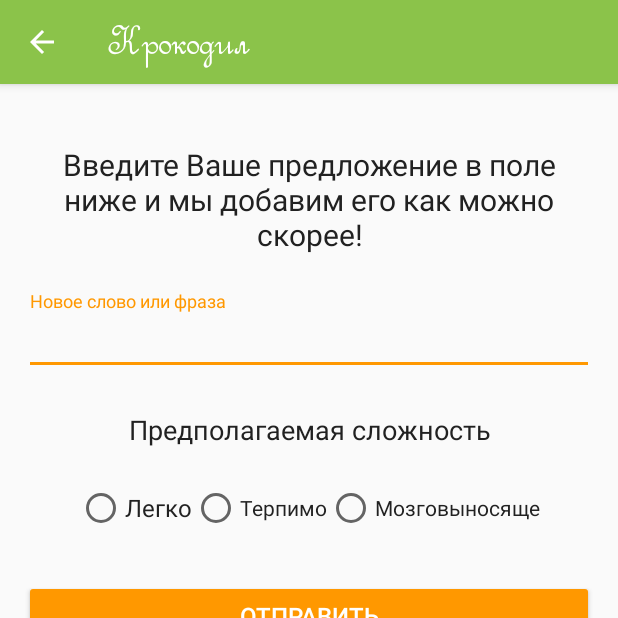
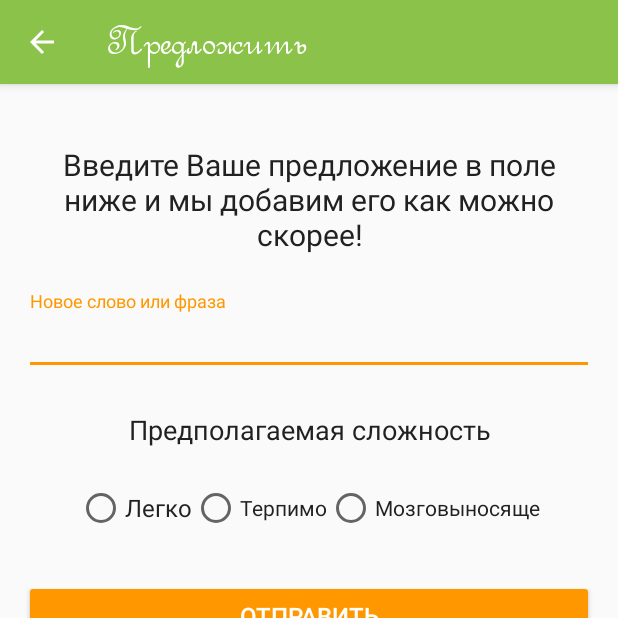
Before and after one commit to Rubickondev/crocodile, an Android app: the screen it shows after launch (SendActivity), in the side drawer, after a tap on "Предложить", on a phone screen of 412 x 824 dp, the top half of it. Run offline under Robolectric (Android 15) with nearby library versions, the phone set to English and light mode, and no system bars; our stand-ins replace ButterKnife, RxJava; libraries missing offline, so code that uses them is left out: io.realm, io.realm.rx; network calls fail.

Commit message:
change send activity title and add icon for single play

```diff
--- a/app/src/main/java/com/dev/rubickon/crocodile/screen/BaseActivity.java
+++ b/app/src/main/java/com/dev/rubickon/crocodile/screen/BaseActivity.java
@@ -4,7 +4,6 @@ import android.content.Intent;
 import android.graphics.Typeface;
 import android.os.Bundle;
 import android.os.Handler;
-import android.support.design.widget.AppBarLayout;
 import android.support.design.widget.NavigationView;
 import android.support.v4.view.GravityCompat;
 import android.support.v4.widget.DrawerLayout;
@@ -13,17 +12,13 @@ import android.support.v7.app.ActionBarDrawerToggle;
 import android.support.v7.app.AppCompatActivity;
 import android.support.v7.widget.Toolbar;
 import android.text.Spannable;
-import android.text.SpannableString;
 import android.text.SpannableStringBuilder;
-import android.text.style.TypefaceSpan;
 import android.view.Menu;
 import android.view.MenuItem;
 import android.view.SubMenu;
 import android.view.View;
-import android.widget.Button;
 import android.widget.TextView;
 import android.widget.Toast;
-
 
 import com.dev.rubickon.crocodile.R;
 import com.dev.rubickon.crocodile.screen.send.SendActivity;
@@ -130,6 +125,14 @@ public class BaseActivity extends AppCompatActivity {
         }
     }
 
+    protected void setParentBackArrow() {
+        if (getSupportActionBar() != null) {
+            getSupportActionBar().setDisplayHomeAsUpEnabled(true);
+            getSupportActionBar().setDisplayShowHomeEnabled(true);
+            mToolbar.setNavigationOnClickListener(v -> onBackPressed());
+        }
+    }
+
     @Override
     public void onBackPressed() {
         if (mDrawer.isDrawerOpen(GravityCompat.START)) {
--- a/app/src/main/java/com/dev/rubickon/crocodile/screen/phrase/PhraseActivity.java
+++ b/app/src/main/java/com/dev/rubickon/crocodile/screen/phrase/PhraseActivity.java
@@ -42,11 +42,7 @@ public class PhraseActivity extends BaseActivity implements CommonListView<Phras
         FrameLayout contentFrameLayout = (FrameLayout) findViewById(R.id.activity_content);
         getLayoutInflater().inflate(R.layout.activity_phrase, contentFrameLayout);
         ButterKnife.bind(this);
-        if (getSupportActionBar() != null) {
-            getSupportActionBar().setDisplayHomeAsUpEnabled(true);
-            getSupportActionBar().setDisplayShowHomeEnabled(true);
-            mToolbar.setNavigationOnClickListener(v -> onBackPressed());
-        }
+        setParentBackArrow();
         mLoadingView = LoadingDialog.view(getSupportFragmentManager());
         presenter = new PhrasePresenter(this);
         initRecycler();
--- a/app/src/main/java/com/dev/rubickon/crocodile/screen/send/ResponseDialogFragment.java
+++ b/app/src/main/java/com/dev/rubickon/crocodile/screen/send/ResponseDialogFragment.java
@@ -2,15 +2,11 @@ package com.dev.rubickon.crocodile.screen.send;
 
 
 import android.app.Dialog;
-import android.content.DialogInterface;
 import android.os.Bundle;
 import android.support.annotation.NonNull;
 import android.support.v4.app.DialogFragment;
 import android.support.v4.app.Fragment;
 import android.support.v7.app.AlertDialog;
-import android.view.LayoutInflater;
-import android.view.View;
-import android.view.ViewGroup;
 
 import com.dev.rubickon.crocodile.R;
 import com.dev.rubickon.crocodile.utils.Constants;
--- a/app/src/main/java/com/dev/rubickon/crocodile/screen/send/SendActivity.java
+++ b/app/src/main/java/com/dev/rubickon/crocodile/screen/send/SendActivity.java
@@ -34,11 +34,8 @@ public class SendActivity extends BaseActivity implements SendView{
         FrameLayout contentFrameLayout = (FrameLayout) findViewById(R.id.activity_content);
         getLayoutInflater().inflate(R.layout.activity_send, contentFrameLayout);
         ButterKnife.bind(this);
-        if (getSupportActionBar() != null) {
-            getSupportActionBar().setDisplayHomeAsUpEnabled(true);
-            getSupportActionBar().setDisplayShowHomeEnabled(true);
-            mToolbar.setNavigationOnClickListener(v -> onBackPressed());
-        }
+        setActionBarTitle(getResources().getString(R.string.menu_send));
+        setParentBackArrow();
         presenter = new SendPresenter(this);
     }
 
--- a/app/src/main/res/menu/menu_navigation.xml
+++ b/app/src/main/res/menu/menu_navigation.xml
@@ -4,6 +4,7 @@
     <group android:checkableBehavior="single">
         <item
             android:id="@+id/menu_single_play"
+            android:icon="@drawable/ic_australian_alligator"
             android:title="@string/menu_single_play" />
         <item
             android:id="@+id/menu_time_play"
--- a/app/src/main/res/values/strings.xml
+++ b/app/src/main/res/values/strings.xml
@@ -6,6 +6,7 @@
     <string name="rate">Рейтинг</string>
     <string name="button_level">Результат</string>
 
+    <!--total-->
     <string name="some_error">Ошибка!!!</string>
     <string name="empty_response">Ничего нет</string>
     <string name="loading">Загрузка</string>
@@ -48,8 +49,7 @@
     <string name="btn_success_response">Отлично</string>
     <string name="msg_success_response">Ваше предложение было принято на рассмотрение</string>
 
-    <!-- TODO: Remove or change this placeholder text -->
-    <string name="hello_blank_fragment">Hello blank fragment</string>
+    <!-- End Activity Send  -->
 
 
 </resources>
```
